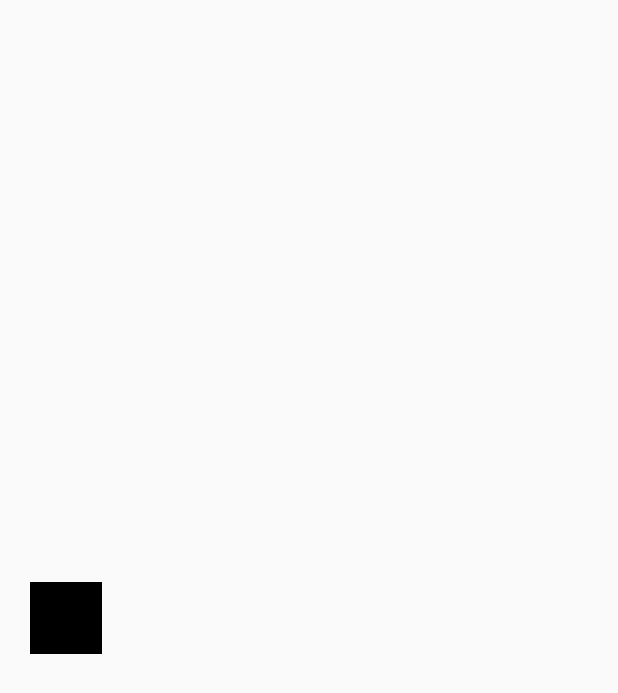
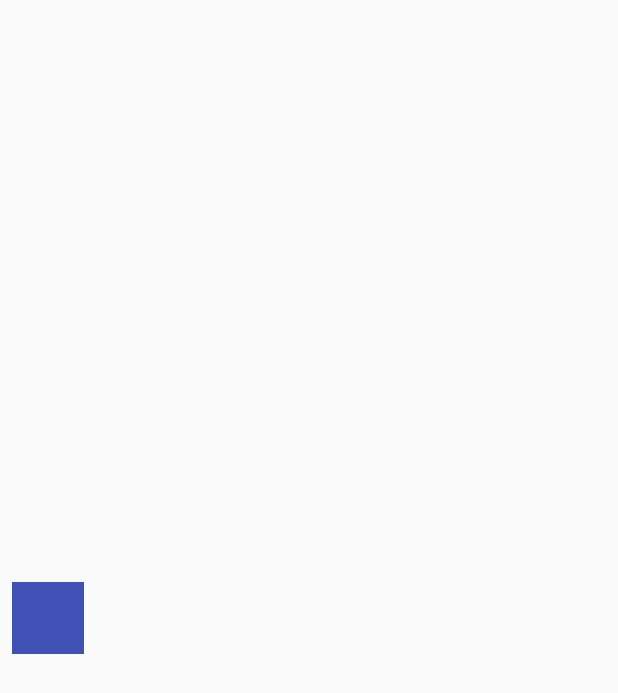
Before and after one commit to OlaoreFouad/motion-layout-demo, an Android app: the screen it shows after launch (MainActivity), on a phone screen of 412 x 824 dp. Shown: the top 693 px of the screen. Run offline under Robolectric (Android 15) with nearby library versions, the phone set to English and light mode, and no system bars.

Commit message:
worked with custom attributes attached to the constraints inside the constraint sets. also learnt how to use the keyframeset inside the transition configuration - with this, we can use keyposition and key keyattribute tags to configure

```diff
--- a/app/src/main/java/dev/olaore/motionlayoutdemo/MainActivity.kt
+++ b/app/src/main/java/dev/olaore/motionlayoutdemo/MainActivity.kt
@@ -6,6 +6,6 @@ import android.os.Bundle
 class MainActivity : AppCompatActivity() {
     override fun onCreate(savedInstanceState: Bundle?) {
         super.onCreate(savedInstanceState)
-        setContentView(R.layout.activity_scene_03)
+        setContentView(R.layout.activity_part_2_c)
     }
 }
--- /dev/null
+++ b/app/src/main/res/layout/activity_part_2_c.xml
@@ -0,0 +1,15 @@
+<?xml version="1.0" encoding="utf-8"?>
+<androidx.constraintlayout.motion.widget.MotionLayout xmlns:android="http://schemas.android.com/apk/res/android"
+    android:layout_width="match_parent"
+    xmlns:app="http://schemas.android.com/apk/res-auto"
+    app:layoutDescription="@xml/part_02_c_scene"
+    android:layout_height="match_parent">
+
+    <View
+        android:layout_width="48dp"
+        android:layout_height="48dp"
+        android:background="#3F51B5"
+        android:id="@+id/c_view"
+        />
+
+</androidx.constraintlayout.motion.widget.MotionLayout>
--- /dev/null
+++ b/app/src/main/res/xml/part_02_c_scene.xml
@@ -0,0 +1,60 @@
+<?xml version="1.0" encoding="utf-8"?>
+<MotionScene xmlns:android="http://schemas.android.com/apk/res/android"
+    xmlns:app="http://schemas.android.com/apk/res-auto">
+
+    <Transition
+        app:constraintSetEnd="@id/end"
+        app:constraintSetStart="@id/start"
+        app:duration="2000"
+        app:motionInterpolator="linear">
+
+        <OnSwipe
+            app:dragDirection="dragRight"
+            app:touchAnchorId="@id/c_view"
+            app:touchAnchorSide="right" />
+
+        <KeyFrameSet>
+
+            <KeyPosition
+                app:framePosition="50"
+                app:keyPositionType="parentRelative"
+                app:motionTarget="@+id/c_view"
+                app:percentY="0.25" />
+
+            <KeyAttribute
+                android:scaleX="2.0"
+                android:scaleY="2.0"
+                android:rotationX="180"
+                app:motionTarget="@+id/c_view"
+                app:framePosition="50" />
+
+        </KeyFrameSet>
+
+    </Transition>
+
+    <ConstraintSet android:id="@+id/start">
+
+        <Constraint
+            android:id="@+id/c_view"
+            android:layout_width="48dp"
+            android:layout_height="48dp"
+            android:layout_marginStart="8dp"
+            app:layout_constraintBottom_toBottomOf="parent"
+            app:layout_constraintStart_toStartOf="parent"
+            app:layout_constraintTop_toTopOf="parent" />
+
+    </ConstraintSet>
+
+    <ConstraintSet android:id="@+id/end">
+        <Constraint
+            android:id="@+id/c_view"
+            android:layout_width="48dp"
+            android:layout_height="48dp"
+            android:layout_marginEnd="8dp"
+            app:layout_constraintBottom_toBottomOf="parent"
+            app:layout_constraintEnd_toEndOf="parent"
+            app:layout_constraintTop_toTopOf="parent" />
+
+    </ConstraintSet>
+
+</MotionScene>
```
Also changed, not shown: app/src/main/res/layout/activity_part_2.xml (added, +15 -0 lines), app/src/main/res/layout/activity_part_2_b.xml (added, +14 -0 lines), app/src/main/res/xml/part_02_b_scene.xml (added, +61 -0 lines), app/src/main/res/xml/part_02_scene.xml (added, +66 -0 lines), app/src/main/res/drawable/photo1.jpg (added), 1 other file.
